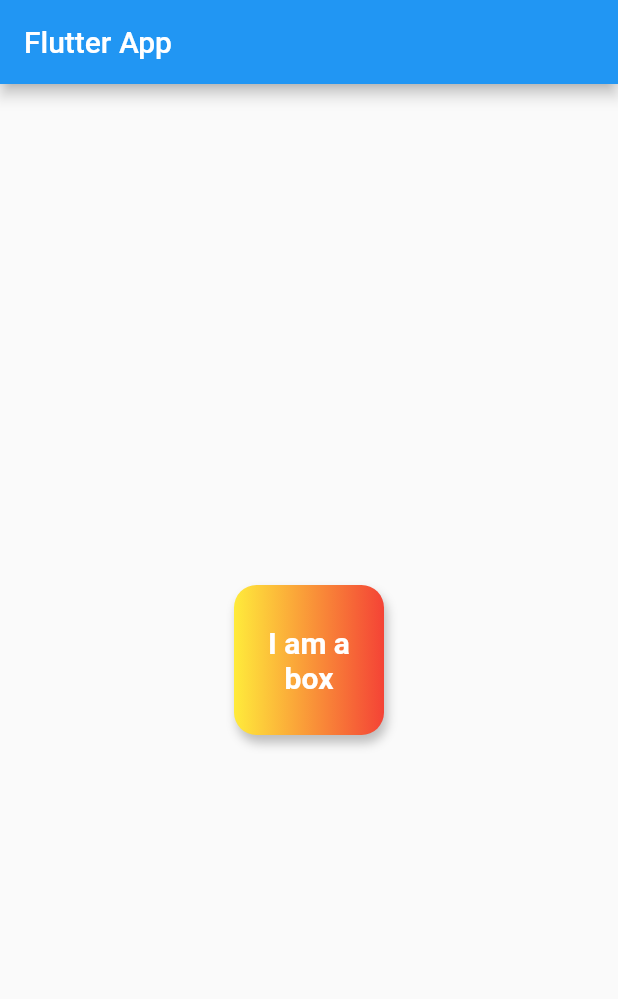
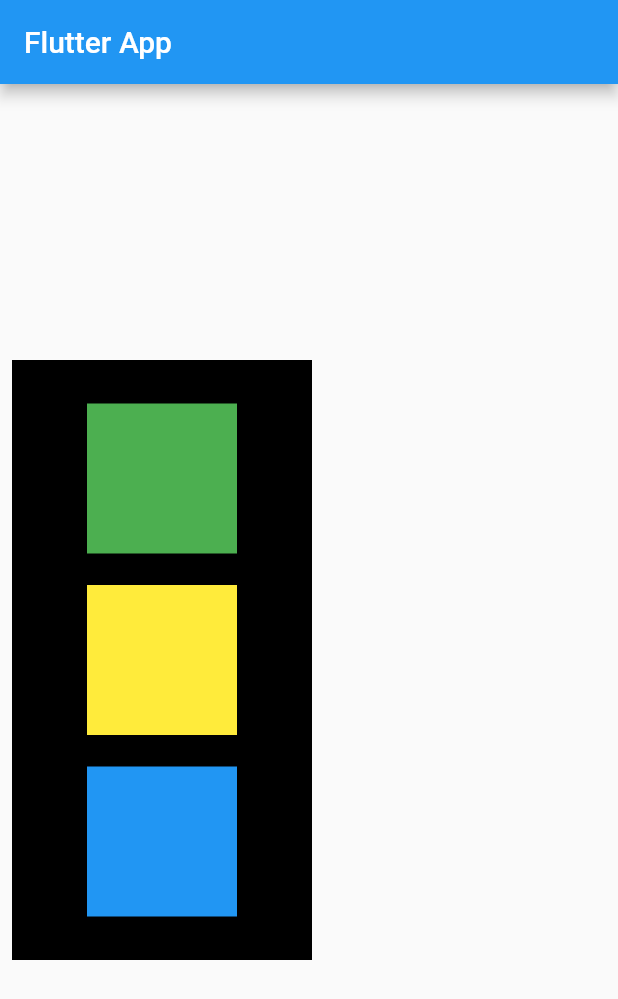
Before and after one commit to shreyansh-jain/awesomeapp, a Flutter app: the screen it shows after launch, on a phone screen of 412 x 824 dp. Shown: the top 999 px of the screen. Run offline on Flutter 3.47's test engine with Material 2 defaults, Android fonts, the phone set to English and light mode, and no system bars.

Commit message:
chapter 3 done

```diff
--- a/lib/main.dart
+++ b/lib/main.dart
@@ -9,30 +9,48 @@ class HomePage extends StatelessWidget {
   Widget build(BuildContext context) {
     return Scaffold(
         appBar: AppBar(title: Text('Flutter App')),
-        body: Center(
+        body: Padding(
+          padding: const EdgeInsets.all(8.0),
+          child: Align(
+            alignment: Alignment.centerLeft,
             child: Container(
-                padding: const EdgeInsets.all(8),
-                alignment: Alignment.center,
-                decoration: BoxDecoration(
-                    borderRadius: BorderRadius.circular(15),
-                    boxShadow: [
-                      BoxShadow(
-                          color: Colors.grey[400],
-                          blurRadius: 5,
-                          spreadRadius: 0,
-                          offset: Offset(2.0, 5.0))
-                    ],
-                    color: Colors.yellow,
-                    gradient:
-                        LinearGradient(colors: [Colors.yellow, Colors.red])),
-                width: 100,
-                height: 100,
-                child: Text('I am a box',
-                    textAlign: TextAlign.center,
-                    style: TextStyle(
-                      color: Colors.white,
-                      fontWeight: FontWeight.bold,
-                      fontSize: 20
-                    )))));
+              width: 200,
+              color: Colors.black,
+              height: 400,
+              child: Padding(
+                padding: const EdgeInsets.all(8.0),
+                child: Column(
+                    mainAxisAlignment: MainAxisAlignment.spaceEvenly,
+                    crossAxisAlignment: CrossAxisAlignment.center,
+                    children: [
+                      // Container(
+                      //   padding: const EdgeInsets.all(8),
+                      //   width: 100,
+                      //   height: 100,
+                      //   color: Colors.red,
+                      // ),
+                      Container(
+                        padding: const EdgeInsets.all(8),
+                        width: 100,
+                        height: 100,
+                        color: Colors.green,
+                      ),
+                      Container(
+                        padding: const EdgeInsets.all(8),
+                        width: 100,
+                        height: 100,
+                        color: Colors.yellow,
+                      ),
+                      Container(
+                        padding: const EdgeInsets.all(8),
+                        width: 100,
+                        height: 100,
+                        color: Colors.blue,
+                      )
+                    ]),
+              ),
+            ),
+          ),
+        ));
   }
 }
```
